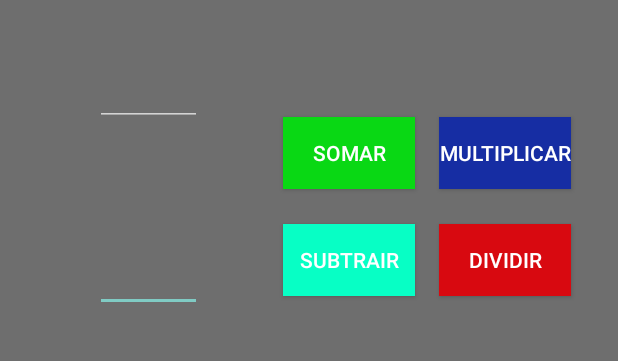
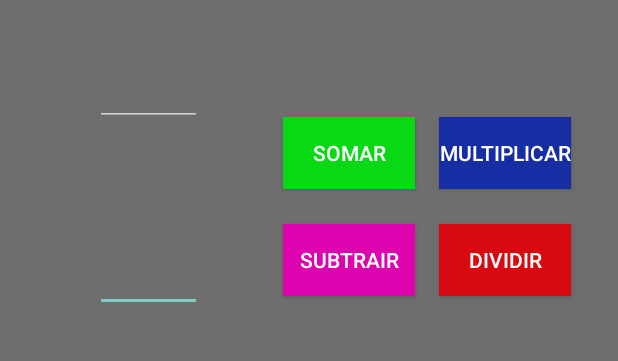
Before and after one commit to Markfgui675/CalculadoraJava, an Android app: the screen it shows after launch (MainActivity), on a phone screen of 412 x 824 dp, the part 130-491 px from its top. Run offline under Robolectric (Android 15) with nearby library versions, the phone set to English and light mode, and no system bars.

Commit message:
Button Color

```diff
--- a/app/src/main/res/layout/activity_main.xml
+++ b/app/src/main/res/layout/activity_main.xml
@@ -79,7 +79,7 @@
         android:id="@+id/btnSubtrair"
         android:layout_width="wrap_content"
         android:layout_height="wrap_content"
-        android:background="#07FFC5"
+        android:background="#DD03AE"
         android:text="Subtrair"
         app:layout_constraintBottom_toBottomOf="parent"
         app:layout_constraintEnd_toEndOf="parent"
```
